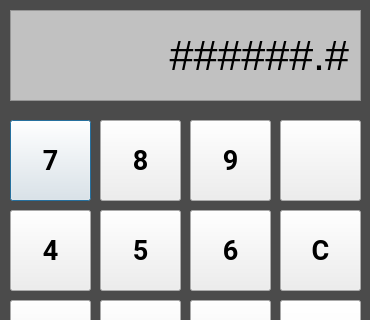
Above: numericInput.ui from oliroy92/AB_DataAcquisition before the change; both pictures show x 0 to 370 and y 0 to 320 of the 370 by 480 pixel window. Below: the same form after it.
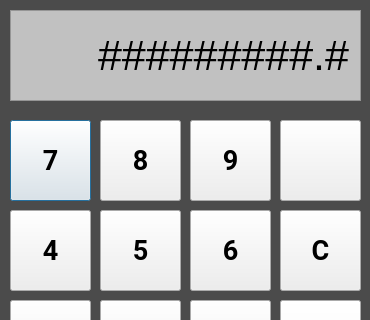
That is the form after the change. Icons and pictures are not drawn.

Commit message: Finished numeric input functionnality

What changed in the file:
```diff
--- a/numericInput.ui
+++ b/numericInput.ui
@@ -340,7 +340,7 @@
     <enum>QFrame::StyledPanel</enum>
    </property>
    <property name="text">
-    <string>######.#</string>
+    <string>#########.#</string>
    </property>
    <property name="alignment">
     <set>Qt::AlignRight|Qt::AlignTrailing|Qt::AlignVCenter</set>
```
The commit also changes 1 other file.
